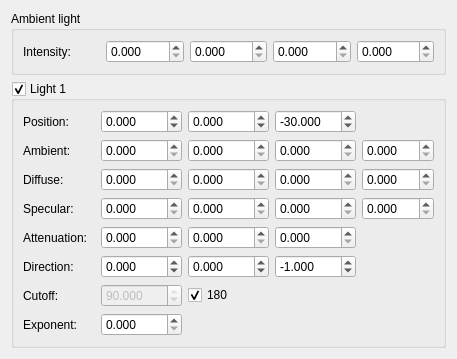
Above: glxraysim/configurelightdialog.ui from ulikoehler/xraysim before the change. Below: the same form after it.
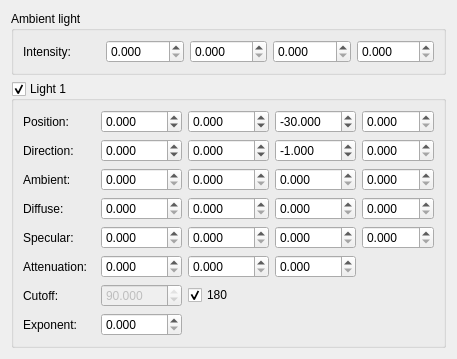
That is the form after the change.

Commit message: Light config: Added w coordinate spinboxes; started to implement slots in the GL widget; both untested yet

Diff of the .ui file:
```diff
--- a/glxraysim/configurelightdialog.ui
+++ b/glxraysim/configurelightdialog.ui
@@ -143,186 +143,137 @@
         </property>
        </widget>
       </item>
-      <item row="1" column="0">
+      <item row="2" column="0">
        <widget class="QLabel" name="light1AmbientLabel">
         <property name="text">
          <string>Ambient:</string>
         </property>
        </widget>
       </item>
-      <item row="1" column="1">
+      <item row="2" column="1">
        <widget class="QDoubleSpinBox" name="light1AmbientRedSpinBox">
         <property name="decimals">
          <number>3</number>
         </property>
        </widget>
       </item>
-      <item row="1" column="2">
+      <item row="2" column="2">
        <widget class="QDoubleSpinBox" name="light1AmbientGreenSpinBox">
         <property name="decimals">
          <number>3</number>
         </property>
        </widget>
       </item>
-      <item row="1" column="3">
+      <item row="2" column="3">
        <widget class="QDoubleSpinBox" name="light1AmbientBlueSpinBox">
         <property name="decimals">
          <number>3</number>
         </property>
        </widget>
       </item>
-      <item row="2" column="0">
+      <item row="3" column="0">
        <widget class="QLabel" name="light1DiffuseLabel">
         <property name="text">
          <string>Diffuse:</string>
         </property>
        </widget>
       </item>
-      <item row="2" column="1">
+      <item row="3" column="1">
        <widget class="QDoubleSpinBox" name="light1DiffuseRedSpinBox">
         <property name="decimals">
          <number>3</number>
         </property>
        </widget>
       </item>
-      <item row="2" column="2">
+      <item row="3" column="2">
        <widget class="QDoubleSpinBox" name="light1DiffuseGreenSpinBox">
         <property name="decimals">
          <number>3</number>
         </property>
        </widget>
       </item>
-      <item row="2" column="3">
+      <item row="3" column="3">
        <widget class="QDoubleSpinBox" name="light1DiffuseBlueSpinBox">
         <property name="decimals">
          <number>3</number>
         </property>
        </widget>
       </item>
-      <item row="3" column="0">
+      <item row="4" column="0">
        <widget class="QLabel" name="light1SpecularLabel">
         <property name="text">
          <string>Specular:</string>
         </property>
        </widget>
       </item>
-      <item row="3" column="1">
+      <item row="4" column="1">
        <widget class="QDoubleSpinBox" name="light1SpecularRedSpinBox">
         <property name="decimals">
          <number>3</number>
         </property>
        </widget>
       </item>
-      <item row="3" column="2">
+      <item row="4" column="2">
        <widget class="QDoubleSpinBox" name="light1SpecularGreenSpinBox">
         <property name="decimals">
          <number>3</number>
         </property>
        </widget>
       </item>
-      <item row="3" column="3">
+      <item row="4" column="3">
        <widget class="QDoubleSpinBox" name="light1SpecularBlueSpinBox">
         <property name="decimals">
          <number>3</number>
         </property>
        </widget>
       </item>
-      <item row="4" column="0">
+      <item row="5" column="0">
        <widget class="QLabel" name="light1AttenuationLabel">
         <property name="text">
          <string>Attenuation:</string>
         </property>
        </widget>
       </item>
-      <item row="1" column="4">
-       <widget class="QDoubleSpinBox" name="light1AmbientAlphaSpinBox">
-        <property name="decimals">
-         <number>3</number>
-        </property>
-       </widget>
-      </item>
       <item row="2" column="4">
-       <widget class="QDoubleSpinBox" name="light1DiffuseAlphaSpinBox">
+       <widget class="QDoubleSpinBox" name="light1AmbientAlphaSpinBox">
         <property name="decimals">
          <number>3</number>
         </property>
        </widget>
       </item>
       <item row="3" column="4">
+       <widget class="QDoubleSpinBox" name="light1DiffuseAlphaSpinBox">
+        <property name="decimals">
+         <number>3</number>
+        </property>
+       </widget>
+      </item>
+      <item row="4" column="4">
        <widget class="QDoubleSpinBox" name="light1SpecularAlphaSpinBox">
         <property name="decimals">
          <number>3</number>
         </property>
        </widget>
       </item>
-      <item row="4" column="1">
-       <widget class="QDoubleSpinBox" name="light1ConstantAttenuationSpinBox">
-        <property name="decimals">
-         <number>3</number>
-        </property>
-       </widget>
-      </item>
-      <item row="4" column="2">
-       <widget class="QDoubleSpinBox" name="light1LinearAttenuationSpinBox">
-        <property name="decimals">
-         <number>3</number>
-        </property>
-       </widget>
-      </item>
-      <item row="4" column="3">
-       <widget class="QDoubleSpinBox" name="light1QuadraticAttenuationSpinBox">
-        <property name="decimals">
-         <number>3</number>
-        </property>
-       </widget>
-      </item>
       <item row="5" column="1">
-       <widget class="QDoubleSpinBox" name="light1DirectionXSpinBox">
+       <widget class="QDoubleSpinBox" name="light1ConstantAttenuationSpinBox">
         <property name="decimals">
          <number>3</number>
-        </property>
-        <property name="minimum">
-         <double>-1000.000000000000000</double>
-        </property>
-        <property name="maximum">
-         <double>1000.000000000000000</double>
-        </property>
-       </widget>
-      </item>
-      <item row="5" column="0">
-       <widget class="QLabel" name="light1DirectionLabel">
-        <property name="text">
-         <string>Direction:</string>
         </property>
        </widget>
       </item>
       <item row="5" column="2">
-       <widget class="QDoubleSpinBox" name="light1DirectionYSpinBox">
+       <widget class="QDoubleSpinBox" name="light1LinearAttenuationSpinBox">
         <property name="decimals">
          <number>3</number>
         </property>
-        <property name="minimum">
-         <double>-1000.000000000000000</double>
-        </property>
-        <property name="maximum">
-         <double>1000.000000000000000</double>
-        </property>
        </widget>
       </item>
       <item row="5" column="3">
-       <widget class="QDoubleSpinBox" name="light1DirectionZSpinBox">
+       <widget class="QDoubleSpinBox" name="light1QuadraticAttenuationSpinBox">
         <property name="decimals">
          <number>3</number>
         </property>
-        <property name="minimum">
-         <double>-1000.000000000000000</double>
-        </property>
-        <property name="maximum">
-         <double>1000.000000000000000</double>
-        </property>
-        <property name="value">
-         <double>-1.000000000000000</double>
-        </property>
        </widget>
       </item>
       <item row="6" column="0">
@@ -375,6 +326,69 @@
         </property>
        </widget>
       </item>
+      <item row="0" column="4">
+       <widget class="QDoubleSpinBox" name="light1PositionWSpinBox">
+        <property name="decimals">
+         <number>3</number>
+        </property>
+       </widget>
+      </item>
+      <item row="1" column="0">
+       <widget class="QLabel" name="light1DirectionLabel">
+        <property name="text">
+         <string>Direction:</string>
+        </property>
+       </widget>
+      </item>
+      <item row="1" column="1">
+       <widget class="QDoubleSpinBox" name="light1DirectionXSpinBox">
+        <property name="decimals">
+         <number>3</number>
+        </property>
+        <property name="minimum">
+         <double>-1000.000000000000000</double>
+        </property>
+        <property name="maximum">
+         <double>1000.000000000000000</double>
+        </property>
+       </widget>
+      </item>
+      <item row="1" column="2">
+       <widget class="QDoubleSpinBox" name="light1DirectionYSpinBox">
+        <property name="decimals">
+         <number>3</number>
+        </property>
+        <property name="minimum">
+         <double>-1000.000000000000000</double>
+        </property>
+        <property name="maximum">
+         <double>1000.000000000000000</double>
+        </property>
+       </widget>
+      </item>
+      <item row="1" column="3">
+       <widget class="QDoubleSpinBox" name="light1DirectionZSpinBox">
+        <property name="decimals">
+         <number>3</number>
+        </property>
+        <property name="minimum">
+         <double>-1000.000000000000000</double>
+        </property>
+        <property name="maximum">
+         <double>1000.000000000000000</double>
+        </property>
+        <property name="value">
+         <double>-1.000000000000000</double>
+        </property>
+       </widget>
+      </item>
+      <item row="1" column="4">
+       <widget class="QDoubleSpinBox" name="light1DirectioWSpinBox">
+        <property name="decimals">
+         <number>3</number>
+        </property>
+       </widget>
+      </item>
      </layout>
     </widget>
    </item>
```
Left out of the diff: 10 changed lines with no effect on the pictures. The commit also changes 5 other files.
